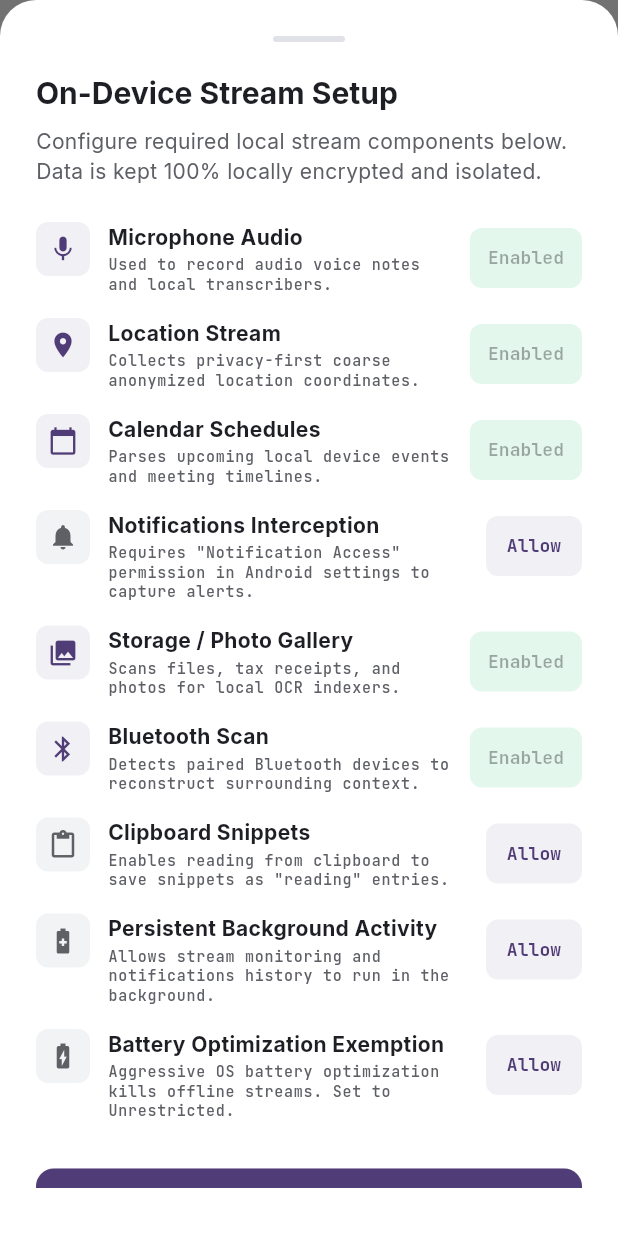
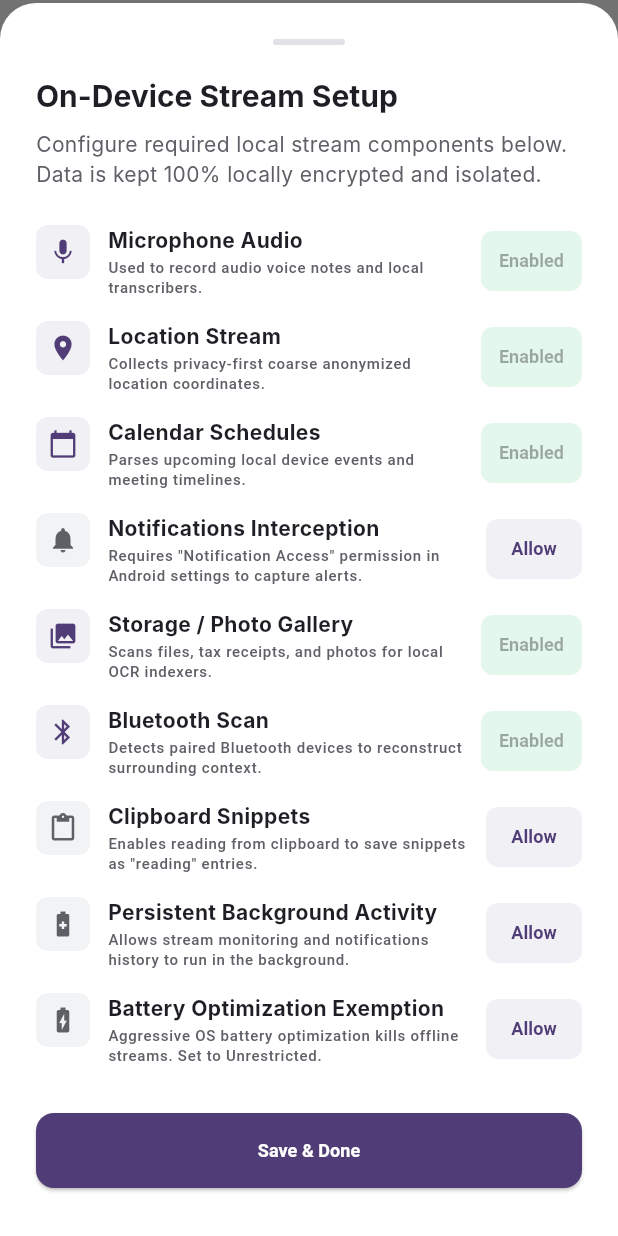
Before and after one commit to tanzir71/memoryOS, a Flutter app: the screen it shows after launch, after a tap on "Configure Stream Permissions", on a phone screen of 412 x 824 dp. Run offline on Flutter 3.47's test engine with Material 3 defaults, Android fonts, the phone set to English and light mode, and no system bars; our stand-ins replace audioplayers, file_picker, permission_handler, sqflite; missing offline and left inert: record; accounts and stored records are empty.

Commit message:
crash fix.

```diff
--- a/lib/main.dart
+++ b/lib/main.dart
@@ -1,16 +1,45 @@
+import 'dart:async';
+
 import 'package:flutter/material.dart';
 import 'screens/shell_page.dart';
 import 'theme/app_theme.dart';
 import 'services/capture_service.dart';
 
-void main() async {
+void main() {
   WidgetsFlutterBinding.ensureInitialized();
-  await CaptureService.instance.init();
   runApp(const MemoryOSApp());
 }
 
-class MemoryOSApp extends StatelessWidget {
+class MemoryOSApp extends StatefulWidget {
   const MemoryOSApp({super.key});
+
+  @override
+  State<MemoryOSApp> createState() => _MemoryOSAppState();
+}
+
+class _MemoryOSAppState extends State<MemoryOSApp> {
+  @override
+  void initState() {
+    super.initState();
+    WidgetsBinding.instance.addPostFrameCallback((_) {
+      unawaited(_initializeCaptureService());
+    });
+  }
+
+  Future<void> _initializeCaptureService() async {
+    try {
+      await CaptureService.instance.init();
+    } catch (error, stackTrace) {
+      FlutterError.reportError(
+        FlutterErrorDetails(
+          exception: error,
+          stack: stackTrace,
+          library: 'memoryos startup',
+          context: ErrorDescription('initializing CaptureService'),
+        ),
+      );
+    }
+  }
 
   @override
   Widget build(BuildContext context) {
--- a/lib/screens/shell_page.dart
+++ b/lib/screens/shell_page.dart
@@ -1,5 +1,6 @@
 import 'package:flutter/material.dart';
 import '../theme/app_theme.dart';
+import '../widgets/memory_os_logo.dart';
 import 'timeline_page.dart';
 import 'summary_page.dart';
 import 'sources_page.dart';
@@ -34,7 +35,9 @@ class _ShellPageState extends State<ShellPage> {
             ),
             backgroundColor: AppTheme.primary,
             behavior: SnackBarBehavior.floating,
-            shape: RoundedRectangleBorder(borderRadius: BorderRadius.circular(8)),
+            shape: RoundedRectangleBorder(
+              borderRadius: BorderRadius.circular(8),
+            ),
           ),
         );
       }
@@ -44,23 +47,21 @@ class _ShellPageState extends State<ShellPage> {
   @override
   Widget build(BuildContext context) {
     final theme = Theme.of(context);
+    final bottomInset = MediaQuery.viewPaddingOf(context).bottom;
+    final bottomNavPadding = bottomInset > 12 ? bottomInset : 12.0;
 
     return Scaffold(
       // Global Sticky App Bar
       appBar: AppBar(
         title: Row(
           children: [
-            const Icon(
-              Icons.security,
-              color: AppTheme.primary,
-              size: 24,
-            ),
+            const MemoryOSLogo(size: 24),
             const SizedBox(width: 8),
             Text(
-              'Memory OS',
+              'MemoryOS',
               style: theme.textTheme.headlineSmall?.copyWith(
                 fontWeight: FontWeight.bold,
-                letterSpacing: -0.5,
+                letterSpacing: 0,
               ),
             ),
           ],
@@ -74,23 +75,19 @@ class _ShellPageState extends State<ShellPage> {
                     height: 20,
                     child: CircularProgressIndicator(
                       strokeWidth: 2,
-                      valueColor: AlwaysStoppedAnimation<Color>(AppTheme.primary),
+                      valueColor: AlwaysStoppedAnimation<Color>(
+                        AppTheme.primary,
+                      ),
                     ),
                   )
-                : const Icon(
-                    Icons.sync,
-                    color: AppTheme.onSurfaceVariant,
-                  ),
+                : const Icon(Icons.sync, color: AppTheme.onSurfaceVariant),
             tooltip: 'Synchronize Local Streams',
           ),
           const SizedBox(width: 12),
         ],
         bottom: PreferredSize(
           preferredSize: const Size.fromHeight(1.0),
-          child: Container(
-            color: Colors.black.withOpacity(0.05),
-            height: 1.0,
-          ),
+          child: Container(color: Colors.black.withOpacity(0.05), height: 1.0),
         ),
       ),
       body: IndexedStack(
@@ -116,19 +113,17 @@ class _ShellPageState extends State<ShellPage> {
       ),
       // Stitch Custom Navigation Bar
       bottomNavigationBar: Container(
+        key: const Key('shell-bottom-navigation-bar'),
         decoration: BoxDecoration(
           color: Colors.white.withOpacity(0.95),
           border: Border(
-            top: BorderSide(
-              color: Colors.black.withOpacity(0.05),
-              width: 1,
+            top: BorderSide(color: Colors.black.withOpacity(0.05), width: 1),
           ),
         ),
-        ),
-        child: SafeArea(
-          child: Container(
+        child: Padding(
+          padding: EdgeInsets.only(bottom: bottomNavPadding),
+          child: SizedBox(
             height: 64,
-            padding: const EdgeInsets.symmetric(vertical: 4),
             child: Row(
               mainAxisAlignment: MainAxisAlignment.spaceAround,
               children: [
@@ -150,15 +145,16 @@ class _ShellPageState extends State<ShellPage> {
     final activeColor = AppTheme.primary;
     final inactiveColor = AppTheme.onSurfaceVariant.withOpacity(0.6);
 
-    return InkWell(
+    return Expanded(
+      child: InkWell(
         onTap: () {
           setState(() {
             _currentIndex = index;
           });
         },
         borderRadius: BorderRadius.circular(16),
-      child: Container(
-        padding: const EdgeInsets.symmetric(horizontal: 16, vertical: 4),
+        child: Padding(
+          padding: const EdgeInsets.symmetric(vertical: 4),
           child: Column(
             mainAxisSize: MainAxisSize.min,
             children: [
@@ -170,6 +166,9 @@ class _ShellPageState extends State<ShellPage> {
               const SizedBox(height: 2),
               Text(
                 label,
+                maxLines: 1,
+                overflow: TextOverflow.ellipsis,
+                textAlign: TextAlign.center,
                 style: theme.textTheme.labelSmall?.copyWith(
                   fontFamily: 'JetBrains Mono',
                   fontWeight: isActive ? FontWeight.bold : FontWeight.normal,
@@ -191,6 +190,7 @@ class _ShellPageState extends State<ShellPage> {
             ],
           ),
         ),
+      ),
     );
   }
 }
--- a/lib/screens/sources_page.dart
+++ b/lib/screens/sources_page.dart
@@ -1,6 +1,5 @@
 import 'dart:async';
 import 'package:flutter/material.dart';
-import 'package:google_fonts/google_fonts.dart';
 import '../services/app_category_registry.dart';
 import '../services/capture_interval_policy.dart';
 import '../services/capture_service.dart';
@@ -613,10 +612,9 @@ class _SourcesPageState extends State<SourcesPage> with WidgetsBindingObserver {
                   padding: const EdgeInsets.only(bottom: 6.0),
                   child: Text(
                     _logs[index],
-                    style: GoogleFonts.jetBrainsMono(
-                      color: const Color(
-                        0xFFC5C8C6,
-                      ), // Bright grey terminal text
+                    style: const TextStyle(
+                      fontFamily: 'JetBrains Mono',
+                      color: Color(0xFFC5C8C6), // Bright grey terminal text
                       fontSize: 10.5,
                       height: 1.4,
                     ),
--- a/lib/screens/timeline_page.dart
+++ b/lib/screens/timeline_page.dart
@@ -2,7 +2,6 @@ import 'dart:async';
 import 'dart:convert';
 import 'dart:io';
 import 'package:flutter/material.dart';
-import 'package:permission_handler/permission_handler.dart';
 import 'package:intl/intl.dart';
 import 'package:audioplayers/audioplayers.dart';
 import '../models/memory_node.dart';
@@ -94,7 +93,6 @@ class _TimelinePageState extends State<TimelinePage> {
       _loadNodes();
     }
     _checkAllPermissions();
-    _requestNotificationPermissionOnStartup();
     _databaseChangesSubscription = DatabaseService.instance.changes.listen((_) {
       if (mounted &&
           widget.isActive &&
@@ -144,18 +142,6 @@ class _TimelinePageState extends State<TimelinePage> {
         _checkAllPermissions();
       }
     });
-  }
-
-  Future<void> _requestNotificationPermissionOnStartup() async {
-    try {
-      if (Platform.isAndroid) {
-        final status = await Permission.notification.status;
-        if (!status.isGranted) {
-          await Permission.notification.request();
-          _checkAllPermissions();
-        }
-      }
-    } catch (_) {}
   }
 
   @override
@@ -1272,11 +1258,15 @@ class _TimelinePageState extends State<TimelinePage> {
                 size: 20,
               ),
               const SizedBox(width: 8),
-              Text(
-                'Permissions Onboarding Setup',
-                style: theme.textTheme.titleMedium?.copyWith(
-                  fontWeight: FontWeight.bold,
-                  color: AppTheme.primary,
+              Expanded(
+                child: Text(
+                  'Permissions Onboarding Setup',
+                  maxLines: 1,
+                  overflow: TextOverflow.ellipsis,
+                  style: theme.textTheme.titleMedium?.copyWith(
+                    fontWeight: FontWeight.bold,
+                    color: AppTheme.primary,
+                  ),
                 ),
               ),
             ],
--- a/lib/screens/trails_page.dart
+++ b/lib/screens/trails_page.dart
@@ -1,6 +1,5 @@
 import 'dart:async';
 import 'package:flutter/material.dart';
-import 'package:google_fonts/google_fonts.dart';
 import 'package:intl/intl.dart';
 import '../models/memory_node.dart';
 import '../services/app_category_registry.dart';
@@ -802,7 +801,8 @@ class _TrailsPageState extends State<TrailsPage> {
                     ),
                     child: Text(
                       '${e.key}: $valStr',
-                      style: GoogleFonts.jetBrainsMono(
+                      style: const TextStyle(
+                        fontFamily: 'JetBrains Mono',
                         fontSize: 8.5,
                         color: AppTheme.primary,
                       ),
--- a/lib/services/capture_service.dart
+++ b/lib/services/capture_service.dart
@@ -96,7 +96,7 @@ class CaptureService {
     _log("SYSTEM: Loaded persisted streams configuration.");
 
     // Automatically manage background service state based on active toggles
-    await _updateBackgroundServiceState();
+    unawaited(_updateBackgroundServiceState());
   }
 
   // Self-managing background service activation based on active toggles
@@ -104,8 +104,7 @@ class CaptureService {
     final anyPersistentCollectorEnabled =
         sourceToggles['location'] == true ||
         sourceToggles['bluetooth'] == true ||
-        sourceToggles['photo'] == true ||
-        sourceToggles['notification'] == true;
+        sourceToggles['photo'] == true;
 
     if (anyPersistentCollectorEnabled) {
       if (!_globalBackgroundEnabled) {
@@ -166,7 +165,7 @@ class CaptureService {
   // Get active toggles
   bool isSourceEnabled(String source) => sourceToggles[source] ?? false;
 
-  // Request Permissions using permission_handler or flutter_background
+  // Request permissions using permission_handler and native Android channels.
   Future<bool> requestPermission(String source) async {
     if (source == 'reading') {
       setSourceToggle('reading', true);
--- a/lib/theme/app_theme.dart
+++ b/lib/theme/app_theme.dart
@@ -1,12 +1,17 @@
 import 'package:flutter/material.dart';
-import 'package:google_fonts/google_fonts.dart';
 
 class AppTheme {
   // Brand Color Palette
-  static const Color primary = Color(0xFF503C76); // Insight Purple / Deep Indigo
-  static const Color primaryContainer = Color(0xFFF0F1F7); // Soft light blue-grey
+  static const Color primary = Color(
+    0xFF503C76,
+  ); // Insight Purple / Deep Indigo
+  static const Color primaryContainer = Color(
+    0xFFF0F1F7,
+  ); // Soft light blue-grey
   static const Color secondary = Color(0xFF533E78);
-  static const Color secondaryContainer = Color(0xFFF4F0FF); // Very light violet
+  static const Color secondaryContainer = Color(
+    0xFFF4F0FF,
+  ); // Very light violet
   static const Color background = Color(0xFFF8F9FA); // Neutral background
   static const Color surface = Color(0xFFFFFFFF);
   static const Color surfaceDim = Color(0xFFF1F3F5);
@@ -18,9 +23,15 @@ class AppTheme {
   static const Color errorContainer = Color(0xFFFCEAEA);
 
   // Context Accent Colors
-  static const Color contextAmber = Color(0xFF604100); // Muted Dark Gold for text
-  static const Color contextAmberLight = Color(0xFFFFBA38); // Bright gold for accents
-  static const Color contextAmberContainer = Color(0xFFFFF1DB); // Very light gold
+  static const Color contextAmber = Color(
+    0xFF604100,
+  ); // Muted Dark Gold for text
+  static const Color contextAmberLight = Color(
+    0xFFFFBA38,
+  ); // Bright gold for accents
+  static const Color contextAmberContainer = Color(
+    0xFFFFF1DB,
+  ); // Very light gold
 
   static const Color contextGreen = Color(0xFF1A7544); // Safe status
   static const Color contextGreenContainer = Color(0xFFE3F7EC);
@@ -58,45 +69,52 @@ class AppTheme {
         ),
       ),
       textTheme: TextTheme(
-        displayLarge: GoogleFonts.inter(
+        displayLarge: const TextStyle(
+          fontFamily: 'Inter',
           fontSize: 32,
           fontWeight: FontWeight.bold,
           height: 40 / 32,
-          letterSpacing: -0.02,
+          letterSpacing: 0,
           color: onSurface,
         ),
-        headlineMedium: GoogleFonts.inter(
+        headlineMedium: const TextStyle(
+          fontFamily: 'Inter',
           fontSize: 24,
           fontWeight: FontWeight.w600,
           height: 32 / 24,
           color: onSurface,
         ),
-        headlineSmall: GoogleFonts.inter(
+        headlineSmall: const TextStyle(
+          fontFamily: 'Inter',
           fontSize: 20,
           fontWeight: FontWeight.w600,
           height: 28 / 20,
           color: onSurface,
         ),
-        bodyLarge: GoogleFonts.inter(
+        bodyLarge: const TextStyle(
+          fontFamily: 'Inter',
           fontSize: 16,
           fontWeight: FontWeight.normal,
           height: 24 / 16,
           color: onSurface,
         ),
-        bodyMedium: GoogleFonts.inter(
+        bodyMedium: const TextStyle(
+          fontFamily: 'Inter',
           fontSize: 14,
           fontWeight: FontWeight.normal,
           height: 20 / 14,
           color: onSurface,
         ),
-        labelLarge: GoogleFonts.jetBrainsMono(
+        labelLarge: const TextStyle(
+          fontFamily: 'JetBrains Mono',
           fontSize: 12,
           fontWeight: FontWeight.w600,
           height: 16 / 12,
           letterSpacing: 0.05,
           color: onSurface,
         ),
-        labelSmall: GoogleFonts.jetBrainsMono(
+        labelSmall: const TextStyle(
+          fontFamily: 'JetBrains Mono',
           fontSize: 10,
           fontWeight: FontWeight.w500,
           height: 14 / 10,
--- /dev/null
+++ b/lib/widgets/memory_os_logo.dart
@@ -0,0 +1,71 @@
+import 'package:flutter/material.dart';
+
+import '../theme/app_theme.dart';
+
+class MemoryOSLogo extends StatelessWidget {
+  const MemoryOSLogo({
+    super.key,
+    this.size = 24,
+    this.color = AppTheme.primary,
+    this.innerColor = Colors.white,
+  });
+
+  final double size;
+  final Color color;
+  final Color innerColor;
+
+  @override
+  Widget build(BuildContext context) {
+    return Semantics(
+      label: 'MemoryOS logo',
+      image: true,
+      child: SizedBox.square(
+        dimension: size,
+        child: CustomPaint(
+          painter: _MemoryOSLogoPainter(
+            color: color,
+            innerColor: innerColor,
+          ),
+        ),
+      ),
+    );
+  }
+}
+
+class _MemoryOSLogoPainter extends CustomPainter {
+  const _MemoryOSLogoPainter({
+    required this.color,
+    required this.innerColor,
+  });
+
+  final Color color;
+  final Color innerColor;
+
+  @override
+  void paint(Canvas canvas, Size size) {
+    final paint = Paint()..style = PaintingStyle.fill;
+
+    Path diamond(double inset) {
+      return Path()
+        ..moveTo(size.width / 2, inset)
+        ..lineTo(size.width - inset, size.height / 2)
+        ..lineTo(size.width / 2, size.height - inset)
+        ..lineTo(inset, size.height / 2)
+        ..close();
+    }
+
+    paint.color = color;
+    canvas.drawPath(diamond(size.width * 4 / 64), paint);
+
+    paint.color = innerColor;
+    canvas.drawPath(diamond(size.width * 18 / 64), paint);
+
+    paint.color = color;
+    canvas.drawPath(diamond(size.width * 27 / 64), paint);
+  }
+
+  @override
+  bool shouldRepaint(covariant _MemoryOSLogoPainter oldDelegate) {
+    return oldDelegate.color != color || oldDelegate.innerColor != innerColor;
+  }
+}
--- a/pubspec.yaml
+++ b/pubspec.yaml
@@ -1,5 +1,5 @@
 name: memoryos
-description: "A new Flutter project."
+description: "MemoryOS local memory capture and insight app."
 # The following line prevents the package from being accidentally published to
 # pub.dev using `flutter pub publish`. This is preferred for private packages.
 publish_to: 'none' # Remove this line if you wish to publish to pub.dev
@@ -40,8 +40,6 @@ dependencies:
   intl: ^0.20.2
   permission_handler: ^12.0.1
   record: ^6.2.1
-  google_fonts: ^8.1.0
-  flutter_background: ^1.3.0+1
   audioplayers: ^6.1.0
   file_picker: 8.3.7
 
```
Also changed, not shown: pubspec.lock, 47 other files. Lines whose indentation alone changed are shown as unchanged.
